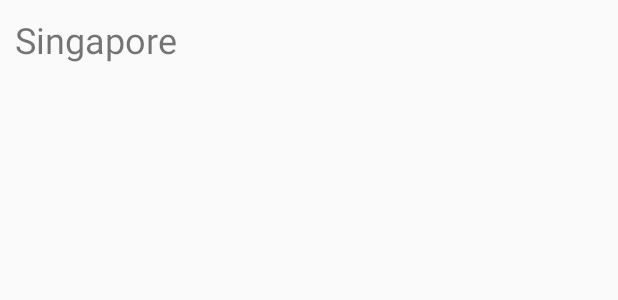
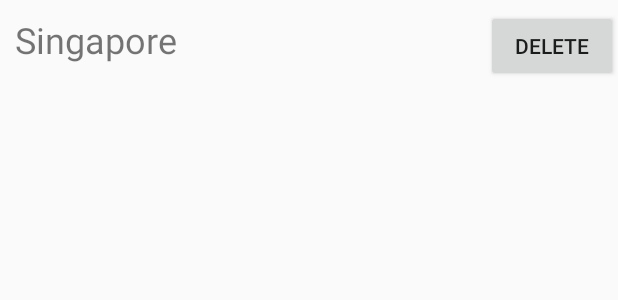
Before and after one commit to cgmacavoy/MyMaps_194A, an Android app: the layout item_user_map.xml on its own in the app's theme, with its tools: preview values and no code run, on a phone screen of 412 x 824 dp. Shown: the top 300 px of the screen. Run offline under Robolectric (Android 15) with nearby library versions, the phone set to English and light mode, and no system bars.

Commit message:
Extension and Gif

```diff
--- a/app/src/main/java/edu/stanford/cmacavoy/mymaps/MainActivity.kt
+++ b/app/src/main/java/edu/stanford/cmacavoy/mymaps/MainActivity.kt
@@ -45,6 +45,10 @@ class MainActivity : AppCompatActivity() {
                 startActivity(intent)
                 overridePendingTransition(R.anim.slide_in_right, R.anim.slide_out_left)
             }
+        }, {position ->
+            userMaps.removeAt(position)
+            mapAdapter.notifyItemRemoved(position)
+            serializedUserMaps(this, userMaps)
         })
         rvMaps.adapter = mapAdapter
 
--- a/app/src/main/res/layout/item_user_map.xml
+++ b/app/src/main/res/layout/item_user_map.xml
@@ -1,12 +1,28 @@
 <?xml version="1.0" encoding="utf-8"?>
-<TextView xmlns:android="http://schemas.android.com/apk/res/android"
+<LinearLayout xmlns:android="http://schemas.android.com/apk/res/android"
+    xmlns:app="http://schemas.android.com/apk/res-auto"
     xmlns:tools="http://schemas.android.com/tools"
-    android:id="@+id/tvMapTitle"
     android:layout_width="match_parent"
     android:layout_height="wrap_content"
-    android:background="?attr/selectableItemBackground"
-    android:padding="10dp"
-    android:textSize="24sp"
-    tools:text="Singapore">
+    android:layout_margin="0dp">
 
-</TextView>
+    <TextView
+        android:id="@+id/tvMapTitle"
+        android:layout_width="0dp"
+        android:layout_height="wrap_content"
+        android:layout_weight="1"
+        android:background="?attr/selectableItemBackground"
+        android:padding="10dp"
+        android:textSize="24sp"
+        tools:text="Singapore">
+
+    </TextView>
+
+    <Button
+        android:id="@+id/btDelete"
+        android:layout_width="wrap_content"
+        android:layout_height="wrap_content"
+        android:layout_weight="0"
+        android:text="Delete" />
+
+</LinearLayout>
```
Also changed, not shown: app/src/main/java/edu/stanford/cmacavoy/mymaps/MapsAdapter.kt (+7 -1 lines), 2 other files.
